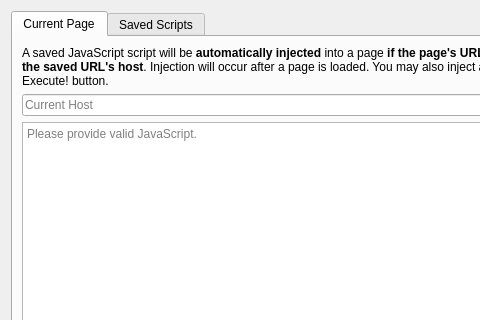
Qt form UI/dooble_javascript.ui (textbrowser/dooble) before a commit; both pictures show x 0 to 480 and y 0 to 320 of the 600 by 500 pixel window.
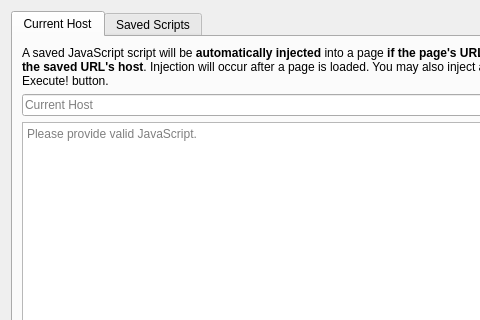
The same form after that commit. Icons and pictures are not drawn.

Commit message: Disable strange scrolls in some widgets.

Diff of the .ui file:
```diff
--- a/UI/dooble_javascript.ui
+++ b/UI/dooble_javascript.ui
@@ -25,7 +25,7 @@
      </property>
      <widget class="QWidget" name="page_1">
       <attribute name="title">
-       <string>Current Page</string>
+       <string>Current Host</string>
       </attribute>
       <layout class="QVBoxLayout" name="verticalLayout">
        <item>
```
The commit also changes 2 other files.
